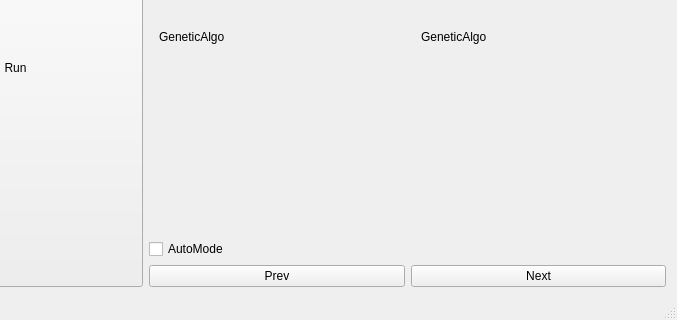
This is Mejirodai/mejirodai.ui in tnct-spc/procon2018-comp as Qt 5 draws it before an edit; both pictures show x 123 to 800 and y 180 to 500 of the 800 by 500 pixel window. The edited form follows.
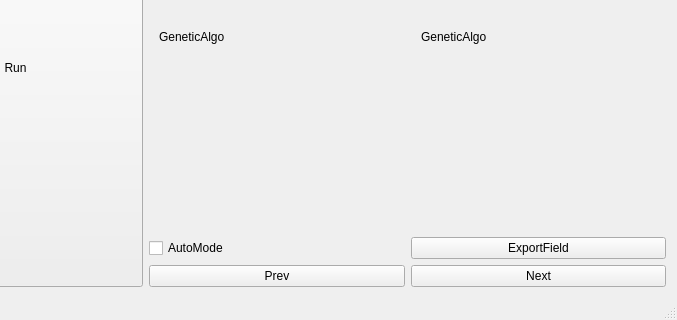
This is the edited form.

Commit message: [add]ボタンを作成

The edit to the form file:
```diff
--- a/Mejirodai/mejirodai.ui
+++ b/Mejirodai/mejirodai.ui
@@ -304,6 +304,13 @@
       </widget>
      </widget>
     </item>
+    <item row="4" column="2">
+     <widget class="QPushButton" name="exportField">
+      <property name="text">
+       <string>ExportField</string>
+      </property>
+     </widget>
+    </item>
    </layout>
   </widget>
   <widget class="QMenuBar" name="menuBar">
```
Left out of the diff: 2 changed lines with no effect on the pictures. The commit also changes 2 other files.
